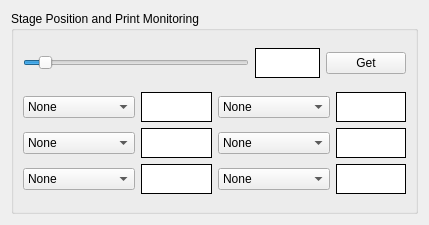
Before: the Qt Designer form src/mainwindow/printmonitoring.ui in TimSamuelsen/CLIP3DPrinterGUI, drawn with Qt 5.
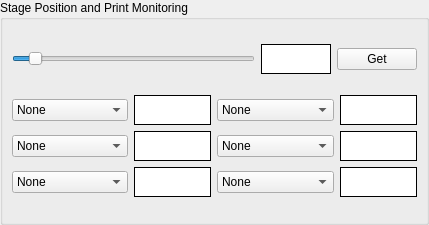
After: the same form once the commit is applied.

What changed in the file:
```diff
--- a/src/mainwindow/printmonitoring.ui
+++ b/src/mainwindow/printmonitoring.ui
@@ -14,6 +14,18 @@
    <string>Form</string>
   </property>
   <layout class="QGridLayout" name="gridLayout_2">
+   <property name="leftMargin">
+    <number>0</number>
+   </property>
+   <property name="topMargin">
+    <number>0</number>
+   </property>
+   <property name="rightMargin">
+    <number>0</number>
+   </property>
+   <property name="bottomMargin">
+    <number>0</number>
+   </property>
    <item row="0" column="0">
     <widget class="QGroupBox" name="groupBox">
      <property name="title">
```
